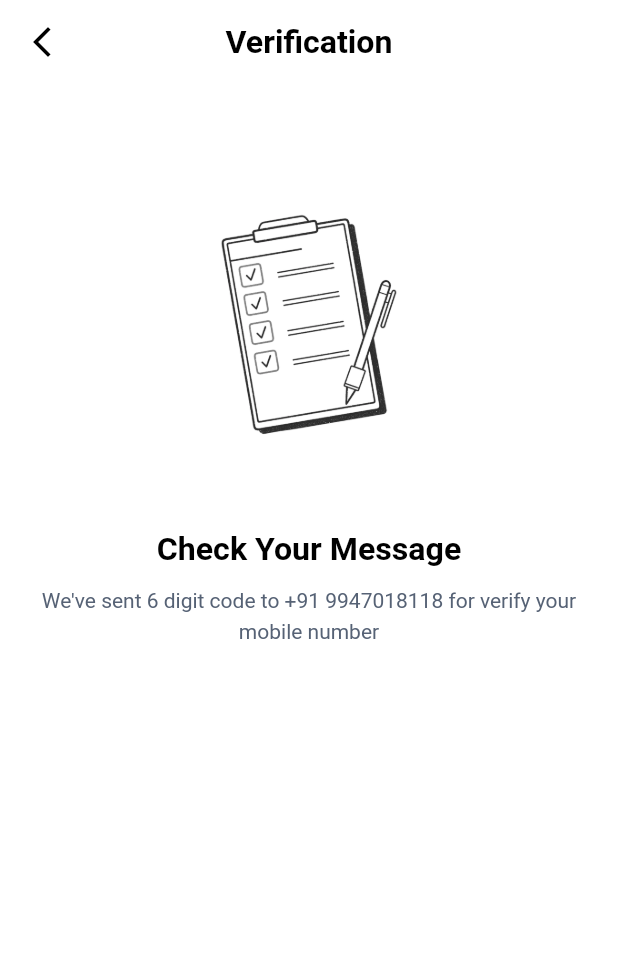
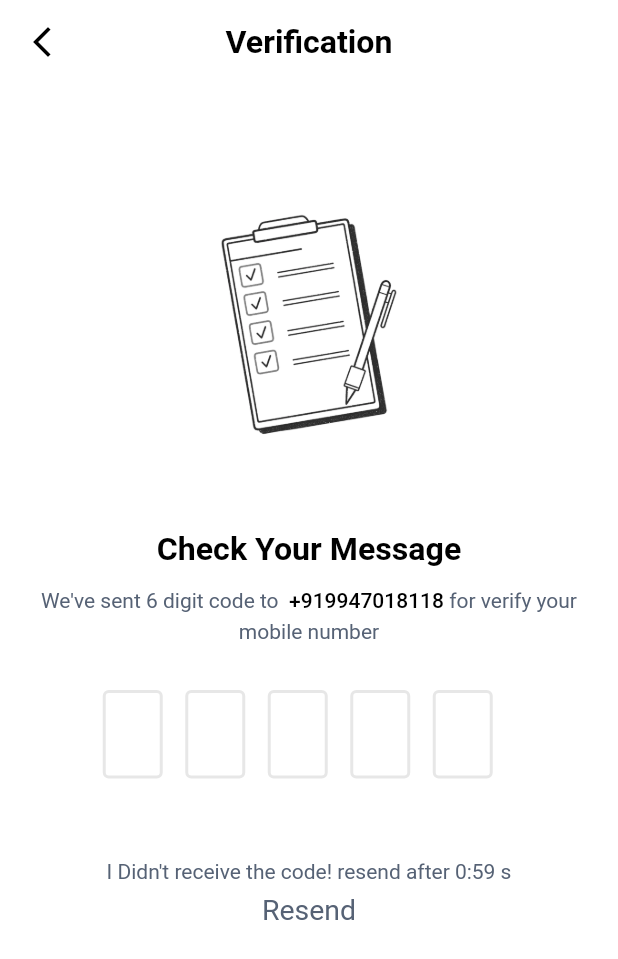
Before and after one commit to aninarafath6/arnhss, a Flutter app: the OtpVerificationView screen opened by its route, on a phone screen of 412 x 824 dp. Shown: the top 959 px of the screen. Run offline on Flutter 3.47's test engine with Material 2 defaults, Android fonts, the phone set to English and light mode, and no system bars; drawn by our look-alikes of flutter_otp_text_field.

Commit message:
otp verification page ui

```diff
--- a/arnhss-app/lib/common/constants/image_constant.dart
+++ b/arnhss-app/lib/common/constants/image_constant.dart
@@ -2,4 +2,6 @@ class Images {
   static String splash_logo = "assets/images/pngs/logo-2.jpeg";
   static String onboarding_image =
       "assets/images/pngs/Black-Scribble-Transparent.png.webp";
+  static const otp_image =
+      "assets/images/pngs/ab96085c6e789dcd46f381d8ddce48ce.png.webp";
 }
--- a/arnhss-app/lib/features/authentication/otp_verification/views/otp_verify_view.dart
+++ b/arnhss-app/lib/features/authentication/otp_verification/views/otp_verify_view.dart
@@ -1,8 +1,12 @@
+import 'package:arnhss/common/constants/color_constants.dart';
+import 'package:arnhss/common/constants/image_constant.dart';
 import 'package:arnhss/common/theme/text_theme.dart';
 import 'package:arnhss/features/authentication/view_model/country_view_model.dart';
 import 'package:arnhss/features/widgets/custom_app_bar.dart';
+import 'package:arnhss/utils/dimensions.dart';
 import 'package:flutter/material.dart';
 import 'package:provider/provider.dart';
+import 'package:flutter_otp_text_field/flutter_otp_text_field.dart';
 
 class OtpVerificationView extends StatelessWidget {
   const OtpVerificationView({Key? key}) : super(key: key);
@@ -20,7 +24,7 @@ class OtpVerificationView extends StatelessWidget {
               child: Column(
                 children: [
                   Image.asset(
-                    "assets/images/pngs/ab96085c6e789dcd46f381d8ddce48ce.png.webp",
+                    Images.otp_image,
                   ),
                   Text(
                     "Check Your Message",
@@ -29,10 +33,72 @@ class OtpVerificationView extends StatelessWidget {
                   const SizedBox(
                     height: 10,
                   ),
+                  // Text(
+                  //   "We've sent 6 digit code to ${context.read<CountryViewModel>().selectedCountry.dialCode} 9947018118 for verify your mobile number",
+                  //   textAlign: TextAlign.center,
+                  //   style: CustomTextTheme(context: context).paragraph(),
+                  // ),
+                  RichText(
+                    textAlign: TextAlign.center,
+                    text: TextSpan(
+                      children: [
+                        TextSpan(
+                            text: "We've sent 6 digit code to ",
+                            style:
+                                CustomTextTheme(context: context).paragraph()),
+                        TextSpan(
+                          text:
+                              " ${context.read<CountryViewModel>().selectedCountry.dialCode}9947018118 ",
+                          style: CustomTextTheme(context: context)
+                              .paragraph()
+                              .copyWith(
+                                color: CustomColors.dark,
+                                fontWeight: FontWeight.w500,
+                              ),
+                        ),
+                        TextSpan(
+                            text: "for verify your mobile number ",
+                            style:
+                                CustomTextTheme(context: context).paragraph()),
+                      ],
+                    ),
+                  ),
+                  const SizedBox(height: 30),
+                  OtpTextField(
+                    focusedBorderColor: CustomColors.dark,
+                    keyboardType: TextInputType.number,
+                    numberOfFields: 5,
+                    //set to true to show as box or false to show as dash
+                    showFieldAsBox: true,
+                    margin: const EdgeInsets.only(right: 15),
+                    autoFocus: false,
+                    //runs when a code is typed in
+                    onCodeChanged: (String code) {
+                      //handle validation or checks here
+                    },
+                    //runs when every textfield is filled
+                    onSubmit: (String verificationCode) {
+                      showDialog(
+                        context: context,
+                        builder: (context) {
+                          return AlertDialog(
+                            title: const Text("Verification Code"),
+                            content: Text('Code entered is $verificationCode'),
+                          );
+                        },
+                      );
+                    }, // end onSubmit
+                  ),
+                  const SizedBox(height: 50),
                   Text(
-                    "We've sent 6 digit code to ${context.read<CountryViewModel>().selectedCountry.dialCode} 9947018118 for verify your mobile number",
-                    textAlign: TextAlign.center,
+                    "I Didn't receive the code! resend after 0:59 s",
                     style: CustomTextTheme(context: context).paragraph(),
+                  ),
+                  Text(
+                    "Resend",
+                    style: CustomTextTheme(context: context)
+                        .paragraph()
+                        .copyWith(fontSize: context.getHeight(2.3)),
                   ),
                 ],
               ),
--- a/arnhss-app/lib/features/widgets/custom_app_bar.dart
+++ b/arnhss-app/lib/features/widgets/custom_app_bar.dart
@@ -1,8 +1,6 @@
 import 'package:arnhss/common/constants/color_constants.dart';
 import 'package:arnhss/common/theme/text_theme.dart';
-import 'package:arnhss/features/authentication/view_model/login_view_model.dart';
 import 'package:flutter/material.dart';
-import 'package:provider/provider.dart';
 
 AppBar customAppBar(BuildContext context, {required String title}) {
   return AppBar(
@@ -12,11 +10,7 @@ AppBar customAppBar(BuildContext context, {required String title}) {
     leading: IconButton(
       splashRadius: 25,
       onPressed: () {
-        if (WidgetsBinding.instance.window.viewInsets.bottom > 0.0) {
-          context.read<LoginViewModel>().myFocusNode.unfocus();
-        } else {
-          Navigator.of(context, rootNavigator: true).pop();
-        }
+        Navigator.of(context, rootNavigator: true).pop();
       },
       icon: const Icon(
         Icons.arrow_back_ios_new,
--- a/arnhss-app/pubspec.yaml
+++ b/arnhss-app/pubspec.yaml
@@ -18,6 +18,7 @@ dependencies:
   provider: ^6.0.3
   dio: ^4.0.6
   cached_network_image: ^3.2.1
+  flutter_otp_text_field: ^1.1.0
 
 dev_dependencies:
   flutter_test:
```
Also changed, not shown: arnhss-app/pubspec.lock.
